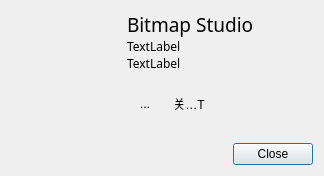
The window that BitmapStudio/gui/dialogabout.ui (luckyPtr/BitmapStudio) describes before a commit, drawn with Qt 5.
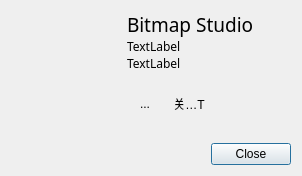
The same window after the commit. Icons and pictures are not drawn. Custom widgets are drawn as their Qt base class.

What changed in the file:
```diff
--- a/BitmapStudio/gui/dialogabout.ui
+++ b/BitmapStudio/gui/dialogabout.ui
@@ -6,7 +6,7 @@
    <rect>
     <x>0</x>
     <y>0</y>
-    <width>324</width>
+    <width>302</width>
     <height>176</height>
    </rect>
   </property>
```
